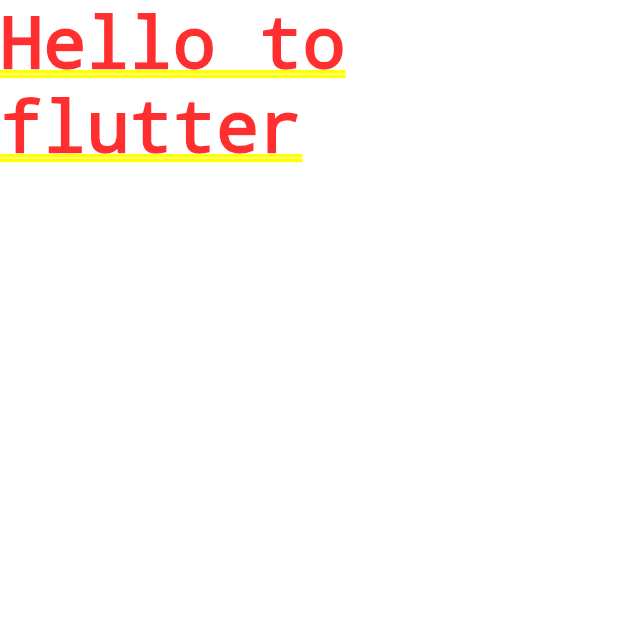
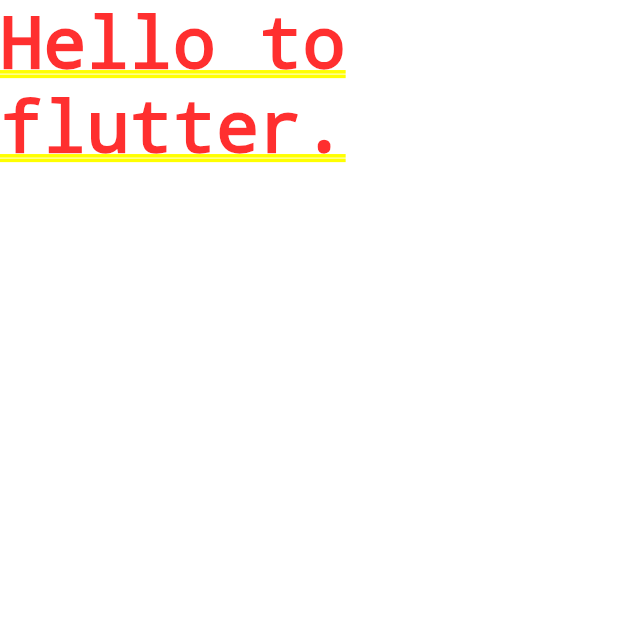
Before and after one commit to aashish19787/flutterMAD, a Flutter app: the screen it shows after launch, on a phone screen of 412 x 824 dp, the top half of it. Run offline on Flutter 3.47's test engine with Material 3 defaults, Android fonts, the phone set to English and light mode, and no system bars.

Commit message:
first commit

```diff
--- a/lib/demo.dart
+++ b/lib/demo.dart
@@ -10,7 +10,7 @@ class demopageState extends State<demopage>{
   @override
   Widget build(BuildContext context) {
     return Container(
-      child: Text("Hello to flutter"),
+      child: Text("Hello to flutter."),
     );
   }
 
```
